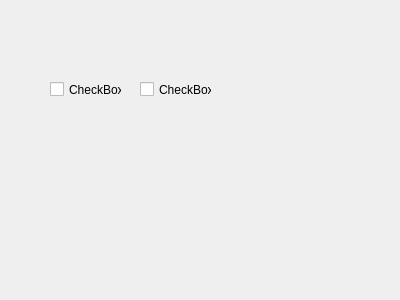
Rumo666/coil_calc, file coilcalc/about.ui: the form before one commit.
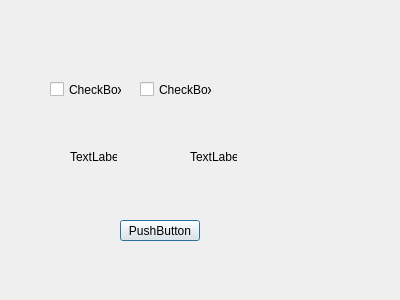
The form after the commit.

Diff of the .ui file:
```diff
--- a/coilcalc/about.ui
+++ b/coilcalc/about.ui
@@ -39,6 +39,45 @@
     <string>CheckBox</string>
    </property>
   </widget>
+  <widget class="QLabel" name="label">
+   <property name="geometry">
+    <rect>
+     <x>70</x>
+     <y>150</y>
+     <width>47</width>
+     <height>13</height>
+    </rect>
+   </property>
+   <property name="text">
+    <string>TextLabel</string>
+   </property>
+  </widget>
+  <widget class="QLabel" name="label_2">
+   <property name="geometry">
+    <rect>
+     <x>190</x>
+     <y>150</y>
+     <width>47</width>
+     <height>13</height>
+    </rect>
+   </property>
+   <property name="text">
+    <string>TextLabel</string>
+   </property>
+  </widget>
+  <widget class="QPushButton" name="pushButton">
+   <property name="geometry">
+    <rect>
+     <x>120</x>
+     <y>220</y>
+     <width>80</width>
+     <height>21</height>
+    </rect>
+   </property>
+   <property name="text">
+    <string>PushButton</string>
+   </property>
+  </widget>
  </widget>
  <resources/>
  <connections/>
```
